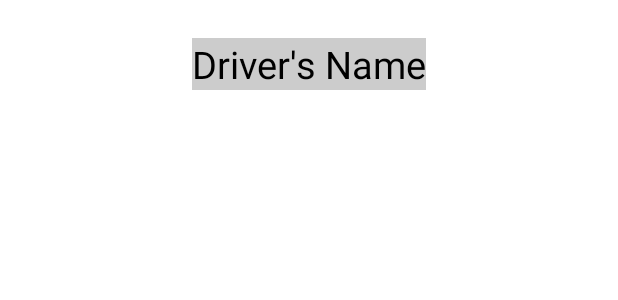
After one commit to AnaniMarius/Mobile-Application-for-RideSharing-Customer, an Android app: the layout driver_instance.xml on its own in the app's theme, with its tools: preview values and no code run, on a phone screen of 412 x 824 dp. The commit adds this screen. Shown: the top 300 px of the screen. Run offline under Robolectric (Android 15) with nearby library versions, the phone set to English and light mode, and no system bars.

Commit message:
Drivers are showed successfully in the sliding panel. The problem is that i can select it clicking outside the text but within the panel.

```diff
--- a/app/build.gradle
+++ b/app/build.gradle
@@ -101,4 +101,5 @@ dependencies {
     //google places
     implementation 'com.google.android.libraries.places:places:3.0.0'
 
+
 }
--- /dev/null
+++ b/app/src/main/res/layout/driver_instance.xml
@@ -0,0 +1,23 @@
+<?xml version="1.0" encoding="utf-8"?>
+<androidx.constraintlayout.widget.ConstraintLayout xmlns:android="http://schemas.android.com/apk/res/android"
+    xmlns:app="http://schemas.android.com/apk/res-auto"
+    xmlns:tools="http://schemas.android.com/tools"
+    android:layout_width="match_parent"
+    android:layout_height="match_parent"
+    android:id="@+id/oneLineDriverLayout">
+
+    <TextView
+        android:id="@+id/drivers_name"
+        android:layout_width="wrap_content"
+        android:layout_height="wrap_content"
+        android:layout_marginTop="25dp"
+        android:text="Driver's Name"
+        app:layout_constraintTop_toTopOf="parent"
+        app:layout_constraintStart_toStartOf="parent"
+        app:layout_constraintEnd_toEndOf="parent"
+        android:background="@color/colorPrimaryDark"
+        android:textSize="25dp"
+        android:textColor="@color/black"/>
+
+
+</androidx.constraintlayout.widget.ConstraintLayout>
--- /dev/null
+++ b/app/src/main/res/layout/recycler_view_layout.xml
@@ -0,0 +1,6 @@
+<?xml version="1.0" encoding="utf-8"?>
+<androidx.recyclerview.widget.RecyclerView
+    xmlns:android="http://schemas.android.com/apk/res/android"
+    android:id="@+id/driver_recycler_view"
+    android:layout_width="match_parent"
+    android:layout_height="200dp" />
```
Also changed, not shown: app/src/main/java/ro/ananimarius/allridev3customer/Common/DriverDTO.java (+21 -0 lines), app/src/main/java/ro/ananimarius/allridev3customer/DriverAdapter.java (added, +53 -0 lines), app/src/main/java/ro/ananimarius/allridev3customer/ui/home/DriverListAdapter.java (added, +46 -0 lines), app/src/main/java/ro/ananimarius/allridev3customer/ui/home/DriverViewHolder.java (added, +30 -0 lines), app/src/main/java/ro/ananimarius/allridev3customer/ui/home/HomeFragment.java (+49 -2 lines), app/src/main/java/ro/ananimarius/allridev3customer/ui/home/MyBottomSheetDialogFragment.java (added, +78 -0 lines), app/src/main/java/ro/ananimarius/allridev3customer/ui/home/OnDriverClickListener.java (added, +7 -0 lines), app/src/main/res/layout/item_driver.xml (added, +15 -0 lines), app/src/main/res/layout/my_bottom_sheet.xml (added, +22 -0 lines).
